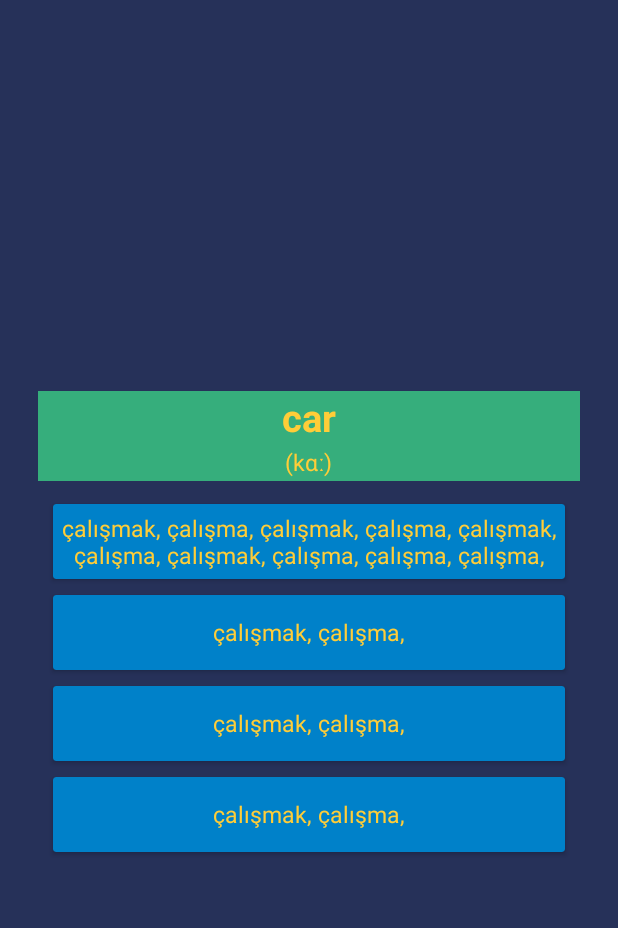
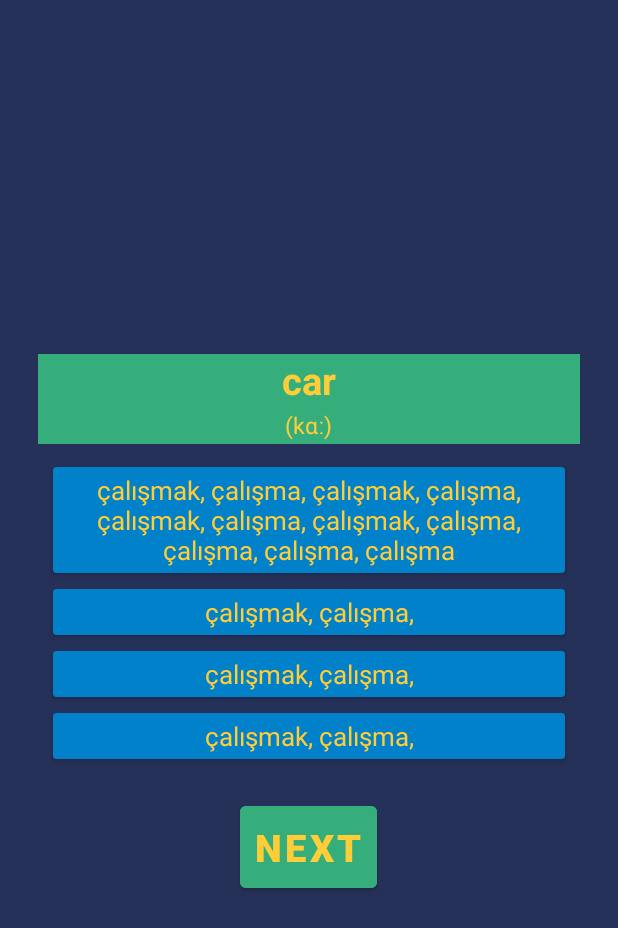
Before and after one commit to OrkunDmrc/puppydictionary, an Android app: the layout fragment_study_selection.xml on its own in the app's theme, with its tools: preview values and no code run, on a phone screen of 412 x 824 dp. Shown: the top 928 px of the screen. Run offline under Robolectric (Android 15) with nearby library versions, the phone set to English and light mode, and no system bars.

Commit message:
runned StudySection clearly

```diff
--- a/app/src/main/java/com/example/puppydictinary/view/FavoriteWordsList.kt
+++ b/app/src/main/java/com/example/puppydictinary/view/FavoriteWordsList.kt
@@ -38,7 +38,7 @@ class FavoriteWordsList : Fragment() {
         return when(item.itemId){
             R.id.study_words_button -> {
                 if(recyclerAdapter.itemCount >= 5){
-                    val showStudyWordsPopUp = StudyWordsPopUp(recyclerAdapter.wordsList, Navigation.findNavController(requireView()))
+                    val showStudyWordsPopUp = StudyWordsPopUp(recyclerAdapter.wordsList, Navigation.findNavController(requireView()), myLang, learningLang)
                     activity?.let { showStudyWordsPopUp.show(it.supportFragmentManager, "showStudyWordsPopUp") }
                 }else{
                     Toast.makeText(context,"Çalışma yapılabilmesi için kelime sayısının 5'den fazla olması gerekmektedir.", Toast.LENGTH_LONG).show()
--- a/app/src/main/res/layout/fragment_study_selection.xml
+++ b/app/src/main/res/layout/fragment_study_selection.xml
@@ -40,7 +40,7 @@
     </LinearLayout>
     <androidx.cardview.widget.CardView
         android:layout_width="match_parent"
-        android:layout_height="50dp"
+        android:layout_height="wrap_content"
         android:textColor="@color/text"
         android:backgroundTint="@color/card"
         android:layout_marginHorizontal="35dp"
@@ -48,17 +48,16 @@
         <TextView
             android:id="@+id/option_1"
             android:layout_width="match_parent"
-            android:layout_height="match_parent"
+            android:layout_height="wrap_content"
             android:textColor="@color/text"
             android:text="çalışmak, çalışma, çalışmak, çalışma, çalışmak, çalışma, çalışmak, çalışma, çalışma, çalışma, çalışma"
             android:gravity="center"
-            android:layout_marginVertical="5dp"
-            android:layout_marginHorizontal="5dp"
-            android:textSize="15dp"/>
+            android:padding="3dp"
+            android:textSize="17dp"/>
     </androidx.cardview.widget.CardView>
     <androidx.cardview.widget.CardView
         android:layout_width="match_parent"
-        android:layout_height="50dp"
+        android:layout_height="wrap_content"
         android:textColor="@color/text"
         android:backgroundTint="@color/card"
         android:layout_marginHorizontal="35dp"
@@ -67,17 +66,16 @@
         <TextView
             android:id="@+id/option_2"
             android:layout_width="match_parent"
-            android:layout_height="match_parent"
+            android:layout_height="wrap_content"
             android:textColor="@color/text"
             android:text="çalışmak, çalışma,"
             android:gravity="center"
-            android:layout_marginVertical="5dp"
-            android:layout_marginHorizontal="5dp"
-            android:textSize="15dp"/>
+            android:padding="3dp"
+            android:textSize="17dp"/>
     </androidx.cardview.widget.CardView>
     <androidx.cardview.widget.CardView
         android:layout_width="match_parent"
-        android:layout_height="50dp"
+        android:layout_height="wrap_content"
         android:textColor="@color/text"
         android:backgroundTint="@color/card"
         android:layout_marginHorizontal="35dp"
@@ -86,17 +84,16 @@
         <TextView
             android:id="@+id/option_3"
             android:layout_width="match_parent"
-            android:layout_height="match_parent"
+            android:layout_height="wrap_content"
             android:textColor="@color/text"
             android:text="çalışmak, çalışma,"
             android:gravity="center"
-            android:layout_marginVertical="5dp"
-            android:layout_marginHorizontal="5dp"
-            android:textSize="15dp"/>
+            android:padding="3dp"
+            android:textSize="17dp"/>
     </androidx.cardview.widget.CardView>
     <androidx.cardview.widget.CardView
         android:layout_width="match_parent"
-        android:layout_height="50dp"
+        android:layout_height="wrap_content"
         android:textColor="@color/text"
         android:backgroundTint="@color/card"
         android:layout_marginHorizontal="35dp"
@@ -105,13 +102,22 @@
         <TextView
             android:id="@+id/option_4"
             android:layout_width="match_parent"
-            android:layout_height="match_parent"
+            android:layout_height="wrap_content"
             android:textColor="@color/text"
             android:text="çalışmak, çalışma,"
             android:gravity="center"
-            android:layout_marginVertical="5dp"
-            android:layout_marginHorizontal="5dp"
-            android:textSize="15dp"/>
+            android:padding="3dp"
+            android:textSize="17dp"/>
     </androidx.cardview.widget.CardView>
-
+    <Button
+        android:id="@+id/nextButton"
+        android:layout_width="wrap_content"
+        android:layout_height="wrap_content"
+        android:backgroundTint="@color/button"
+        android:layout_marginTop="20dp"
+        android:padding="10dp"
+        android:text="next"
+        android:textColor="@color/text"
+        android:textSize="25dp"
+        android:textStyle="bold"/>
 </LinearLayout>
--- a/app/src/main/res/values/colors.xml
+++ b/app/src/main/res/values/colors.xml
@@ -12,4 +12,5 @@
     <color name="text">#FFFFCD38</color>
     <color name="button">#FF36AE7C</color>
     <color name="card">#FF0081C9</color>
+    <color name="wrong">#FFEB455F</color>
 </resources>
```
Also changed, not shown: app/src/main/java/com/example/puppydictinary/service/sqliteservice/WordsLanguagesService.kt (+15 -0 lines), app/src/main/java/com/example/puppydictinary/view/Study.kt (+13 -3 lines), app/src/main/java/com/example/puppydictinary/view/StudySelection.kt (+66 -1 lines), app/src/main/java/com/example/puppydictinary/view/StudyWordsPopUp.kt (+8 -2 lines), app/src/main/java/com/example/puppydictinary/viewmodel/FavoriteWordsListViewModel.kt (+14 -0 lines), app/src/main/res/navigation/navigation_graph.xml (+7 -0 lines).
